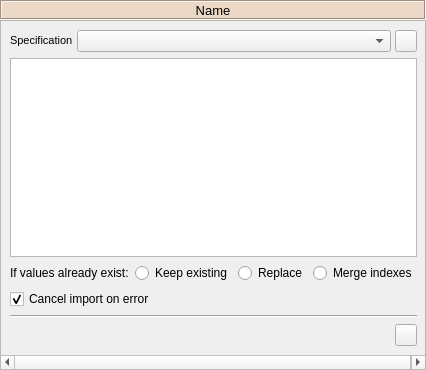
Qt form spine_items/importer/ui/importer_properties.ui (spine-tools/spine-items) before a commit.
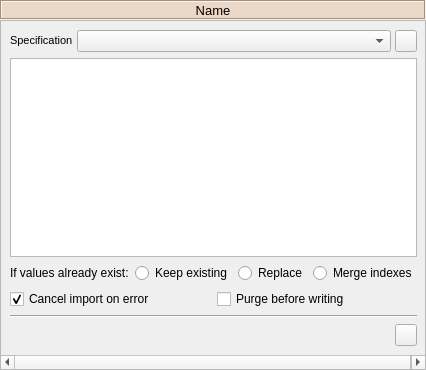
The same form after that commit. Icons and pictures are not drawn.

Commit message:
Add purge-before-writing option to importer and merger
Re Spine-project/Spine-Toolbox#1633

```diff
--- a/spine_items/importer/ui/importer_properties.ui
+++ b/spine_items/importer/ui/importer_properties.ui
@@ -230,6 +230,8 @@
         </layout>
        </item>
        <item>
+        <layout class="QHBoxLayout" name="horizontalLayout_2">
+         <item>
         <widget class="QCheckBox" name="cancel_on_error_checkBox">
          <property name="toolTip">
           <string>If there are any errors when trying to import data cancel the whole import.</string>
@@ -241,6 +243,15 @@
           <bool>true</bool>
          </property>
         </widget>
+         </item>
+         <item>
+          <widget class="QCheckBox" name="checkBox_purge_before_writing">
+           <property name="text">
+            <string>Purge before writing</string>
+           </property>
+          </widget>
+         </item>
+        </layout>
        </item>
        <item>
         <widget class="Line" name="line_6">
```
Lines whose indentation alone changed are shown as unchanged. The commit also changes 10 other files.
